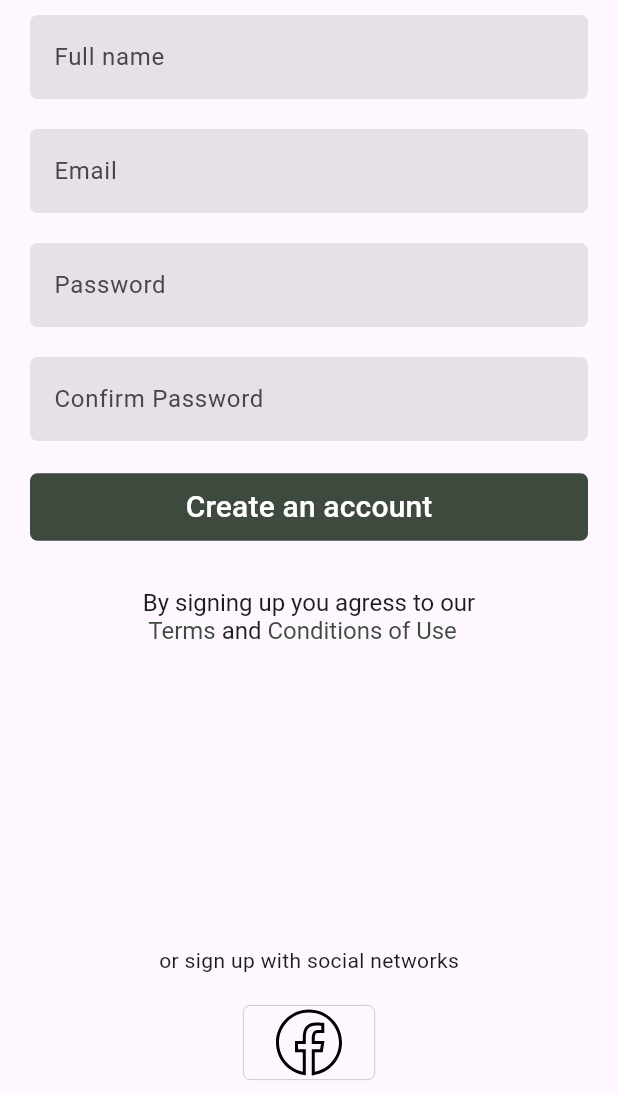
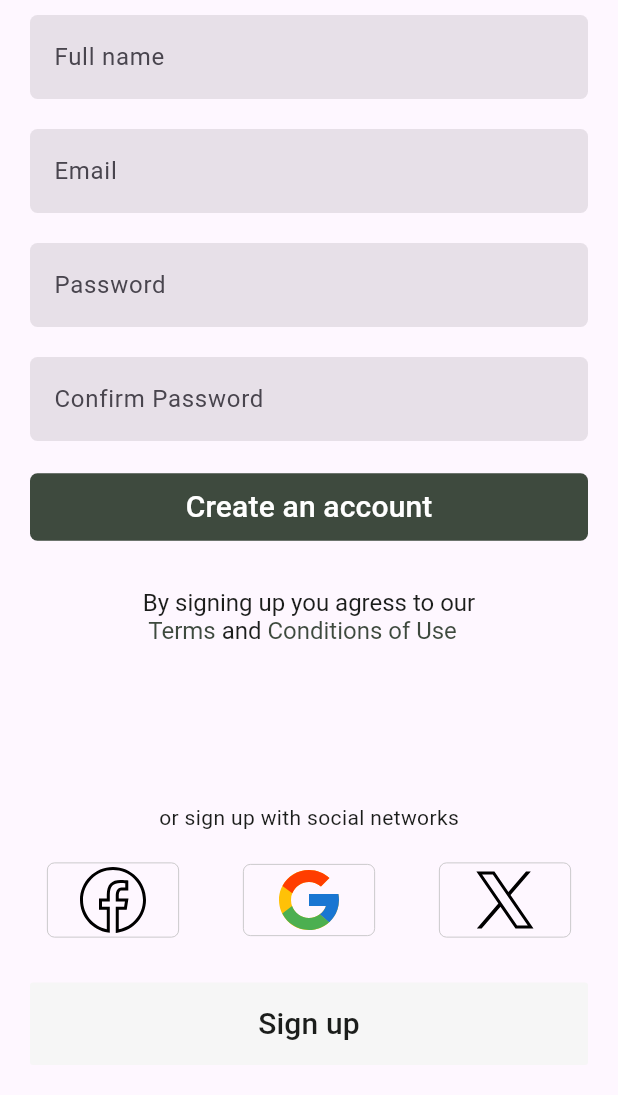
Before and after one commit to Miguel-Galli/grind-clothing, a Flutter app: the screen it shows after launch, scrolled down 56 dp, on a phone screen of 412 x 824 dp, the part 141-1236 px from its top. Run offline on Flutter 3.47's test engine with Material 3 defaults, Android fonts, the phone set to English and light mode, and no system bars; our stand-ins replace flutter_svg.

Commit message:
Finaliza pagina sing Up

```diff
--- /dev/null
+++ b/lib/routes/routes.dart
@@ -0,0 +1,7 @@
+import 'package:flutter/material.dart';
+
+class PageRouting{
+  static goToNextPage({}) {
+    return Navigator.of(context).push(MaterialPageRoute(builder: (context) =>));
+}
+}
--- a/lib/screens/signup_screen/signup_screen.dart
+++ b/lib/screens/signup_screen/signup_screen.dart
@@ -107,9 +107,32 @@ class SignupScreen extends StatelessWidget {
                     child: SvgPicture.asset(SvgImages.facebook),
                     onPressed: () {}
                 ),
+                buildSocialButton(
+                    child: SvgPicture.asset(SvgImages.google),
+                    onPressed: () {}
+                ),
+                buildSocialButton(
+                    child: SvgPicture.asset(SvgImages.x),
+                    onPressed: () {}
+                ),
               ],
             ),
-          )
+          ),
+          Container(
+            margin: EdgeInsets.all(20.0),
+            child: MaterialButton(
+              onPressed: () {},
+              color: AppColors.baseGrey10Color,
+              height: 55,
+              elevation: 0,
+              child: Center(
+                child: Text(
+                  "Sign up",
+                  style: SignupScreenStyle.signUpTextStyle,
+                ),
+              ),
+            ),
+          ),
         ],
       ),
     );
--- a/lib/styles/signup_screen_style.dart
+++ b/lib/styles/signup_screen_style.dart
@@ -27,5 +27,10 @@ class SignupScreenStyle{
     color: AppColors.baseBlackColor,
   );
 
+  static const TextStyle signUpTextStyle = TextStyle(
+    color: AppColors.baseBlackColor,
+    fontSize: 20,
+  );
+
 
 }
```
